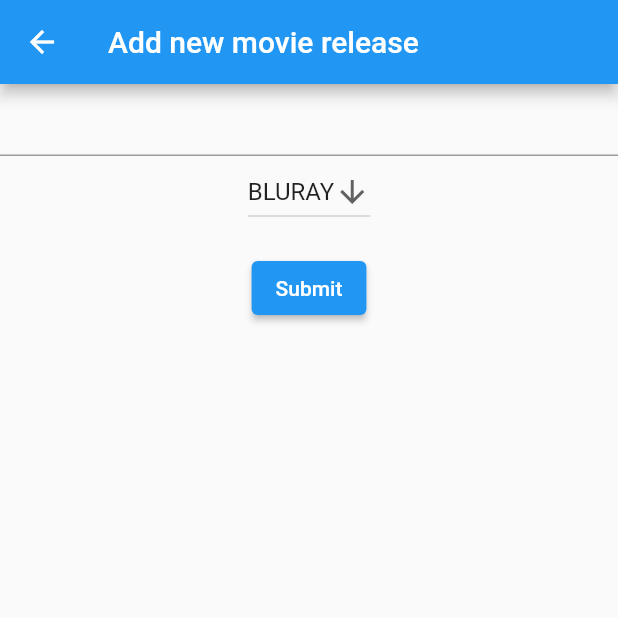
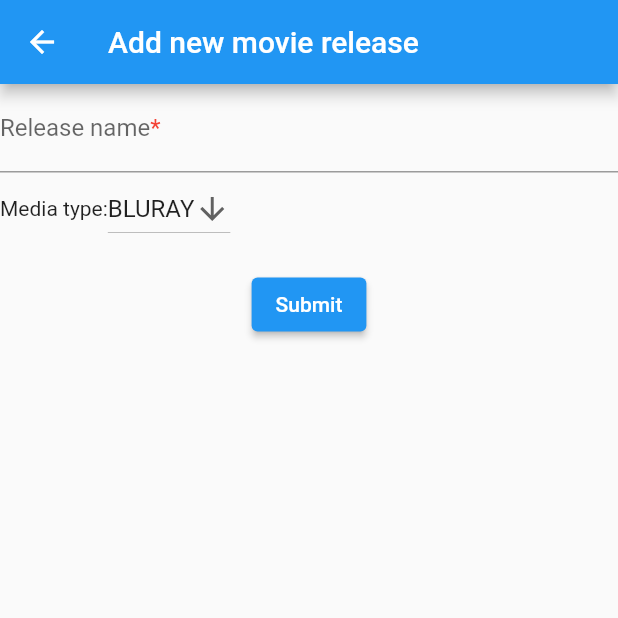
Before and after one commit to zorrokid/film-freak, a Flutter app: the screen it shows after launch, after a tap on the "add" icon, on a phone screen of 412 x 824 dp, the top half of it. Run offline on Flutter 3.47's test engine with Material 2 defaults, Android fonts, the phone set to English and light mode, and no system bars.

Commit message:
Private state class & some text field decoration

```diff
--- a/lib/add_movie_release_form.dart
+++ b/lib/add_movie_release_form.dart
@@ -9,12 +9,12 @@ class AddMovieReleaseForm extends StatefulWidget {
   const AddMovieReleaseForm({super.key});
 
   @override
-  AddMovieReleaseState createState() {
-    return AddMovieReleaseState();
+  State<AddMovieReleaseForm> createState() {
+    return _AddMovieReleaseFormState();
   }
 }
 
-class AddMovieReleaseState extends State<AddMovieReleaseForm> {
+class _AddMovieReleaseFormState extends State<AddMovieReleaseForm> {
   final _formKey = GlobalKey<FormState>();
 
   final _myController = TextEditingController();
@@ -56,7 +56,18 @@ class AddMovieReleaseState extends State<AddMovieReleaseForm> {
                 return null;
               },
               controller: _myController,
+              decoration: const InputDecoration(
+                  label: Text.rich(TextSpan(children: <InlineSpan>[
+                WidgetSpan(child: Text('Release name')),
+                WidgetSpan(
+                    child: Text(
+                  '*',
+                  style: TextStyle(color: Colors.red),
+                )),
+              ]))),
             ),
+            Row(children: [
+              const Text('Media type:'),
               DropdownButton<MediaType>(
                 value: mediaTypeValue,
                 icon: const Icon(Icons.arrow_downward),
@@ -69,7 +80,8 @@ class AddMovieReleaseState extends State<AddMovieReleaseForm> {
                   return DropdownMenuItem<MediaType>(
                       value: value, child: Text(value.toUiString()));
                 }).toList(),
-            ),
+              )
+            ]),
             Padding(
               padding: const EdgeInsets.symmetric(vertical: 16.0),
               child: ElevatedButton(
```
Lines whose indentation alone changed are shown as unchanged.
